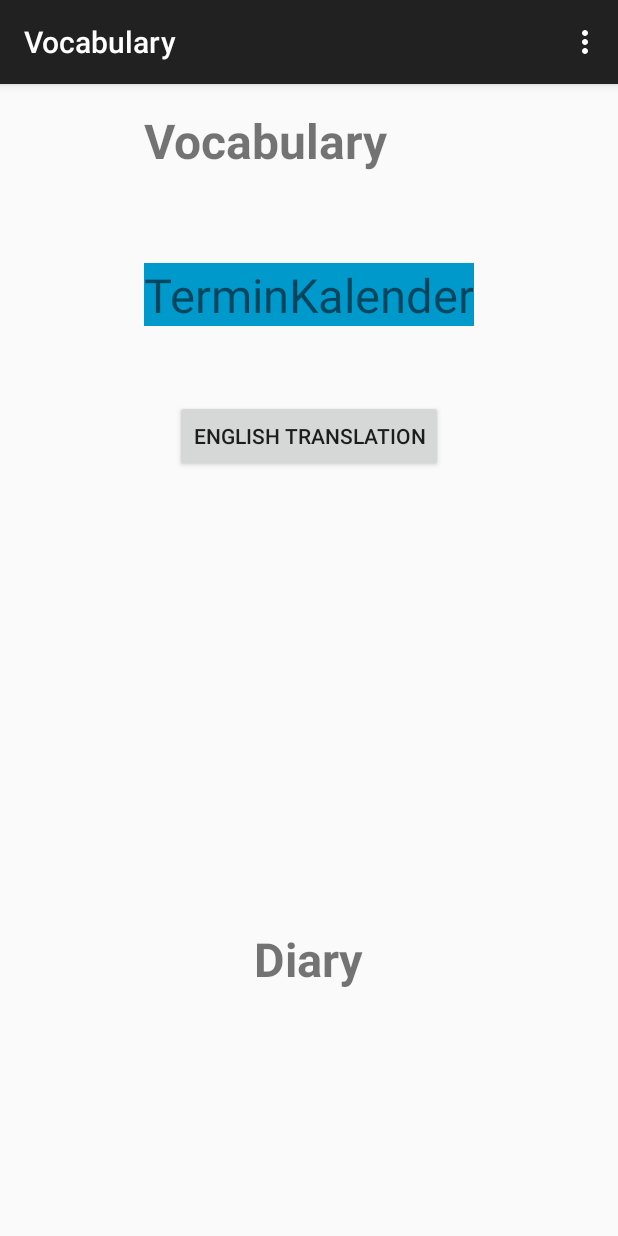
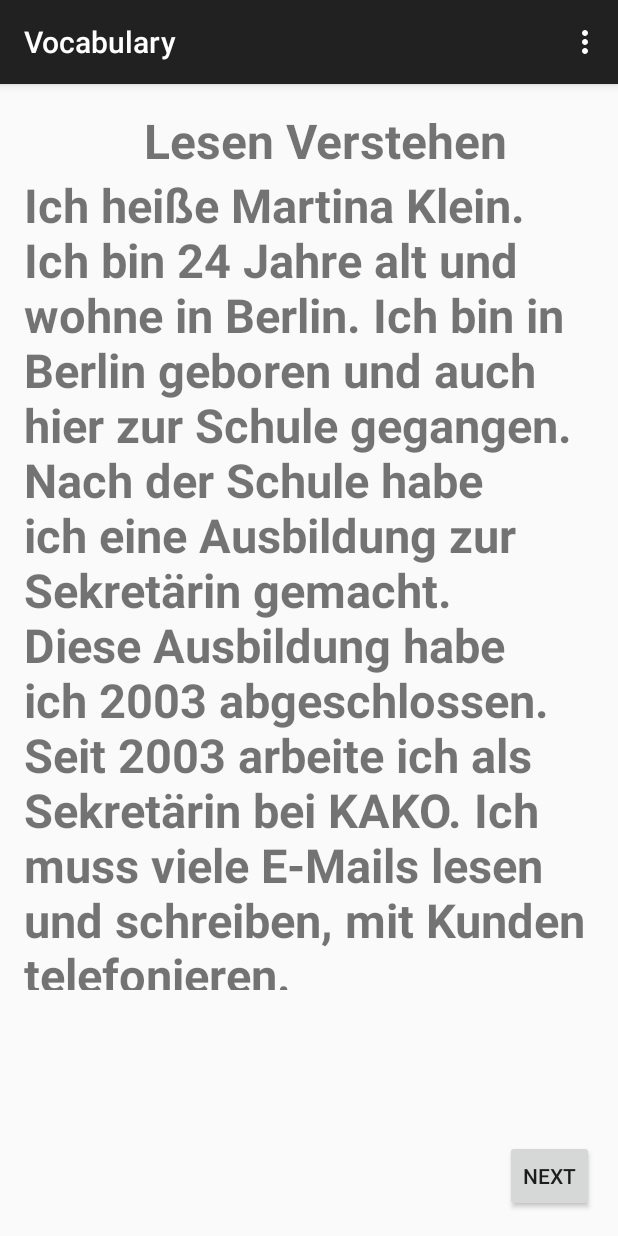
Before and after one commit to delinmathew/E-Learning, an Android app: the Vocabulary screen opened directly, with no data from a screen before it, on a phone screen of 412 x 824 dp. Run offline under Robolectric (Android 15) with nearby library versions, the phone set to English and light mode, and no system bars.

Commit message:
learning menu

```diff
--- a/Plan/app/src/main/AndroidManifest.xml
+++ b/Plan/app/src/main/AndroidManifest.xml
@@ -92,6 +92,11 @@
         <activity
             android:name=".Vocabulary"
             android:label="@string/title_activity_vocabulary" >
+            <intent-filter>
+                <action android:name="com.example.maliheh.plan.Vocabulary" />
+
+                <category android:name="android.intent.category.DEFAULT" />
+            </intent-filter>
         </activity>
 
 
--- a/Plan/app/src/main/res/layout/activity_vocabulary.xml
+++ b/Plan/app/src/main/res/layout/activity_vocabulary.xml
@@ -9,7 +9,7 @@
     <TextView
         android:layout_width="wrap_content"
         android:layout_height="wrap_content"
-        android:text="          Vocabulary"
+        android:text="          Lesen Verstehen"
         android:textAlignment="center"
         android:textSize="32sp"
         android:textStyle="bold"
@@ -20,38 +20,28 @@
         android:layout_alignParentRight="true"
         android:layout_alignParentEnd="true" />
 
-    <TextView
-        android:layout_width="wrap_content"
-        android:layout_height="wrap_content"
-        android:text="TerminKalender"
-        android:textSize="14pt"
-        android:background="@android:color/holo_blue_dark"
-        android:id="@+id/textView2"
-        android:layout_below="@+id/textView"
-        android:layout_centerHorizontal="true"
-        android:layout_marginTop="60sp" />
-
-
-    <Button
-        android:layout_width="wrap_content"
-        android:layout_height="wrap_content"
-        android:text="English Translation"
-        android:id="@+id/button6"
-        android:layout_below="@+id/textView2"
-        android:layout_centerHorizontal="true"
-        android:layout_marginTop="49dp" />
-
-
-
 
     <TextView
         android:layout_width="wrap_content"
         android:layout_height="wrap_content"
-        android:text="Diary"
+        android:text="Ich heiße Martina Klein. Ich bin 24 Jahre alt und wohne in Berlin. Ich bin in Berlin geboren und auch hier zur Schule gegangen. Nach der Schule habe ich eine Ausbildung zur Sekretärin gemacht. Diese Ausbildung habe ich 2003 abgeschlossen. Seit 2003 arbeite ich als Sekretärin bei KAKO. Ich muss viele E-Mails lesen und schreiben, mit Kunden telefonieren."
         android:textStyle="bold"
         android:textSize="14pt"
         android:id="@+id/textView3"
         android:layout_marginBottom="148dp"
         android:layout_alignParentBottom="true"
-        android:layout_centerHorizontal="true" />
+        android:layout_centerHorizontal="true"
+        android:layout_below="@+id/textView"/>
+
+    <Button
+        style="?android:attr/buttonStyleSmall"
+        android:layout_width="wrap_content"
+        android:layout_height="wrap_content"
+        android:text="@string/nextpicture"
+        android:id="@+id/button7"
+        android:layout_alignParentBottom="true"
+        android:layout_alignParentRight="true"
+        android:clickable="true"
+        android:onClick="changeQuiz"
+        android:layout_alignParentEnd="true" />
 </RelativeLayout>
```
Also changed, not shown: Plan/app/src/main/java/com/example/maliheh/plan/Article.java (+66 -0 lines), Plan/app/src/main/java/com/example/maliheh/plan/MainActivity1.java (+29 -1 lines), Plan/app/src/main/java/com/example/maliheh/plan/QuestionsInDeutsch.java (+71 -0 lines), Plan/app/src/main/java/com/example/maliheh/plan/Vocabulary.java (+7 -0 lines), Plan/app/src/main/res/layout/activity_article.xml (+13 -1 lines), Plan/app/src/main/res/layout/activity_main_activity1.xml (+15 -15 lines), Plan/app/src/main/res/layout/activity_questions_in_deutsch.xml (+16 -17 lines), Plan/app/src/main/res/drawable/akk.jpg (added), Plan/app/src/main/res/drawable/akkdativ.jpg (added), Plan/app/src/main/res/drawable/akkdatnom.jpg (added), Plan/app/src/main/res/drawable/dativ.jpg (added), Plan/app/src/main/res/drawable/derdiedas.png (added), Plan/app/src/main/res/drawable/nomdrindr.jpg (added), Plan/app/src/main/res/drawable/nominativ.png (added), 3 more files, 1 other file.
